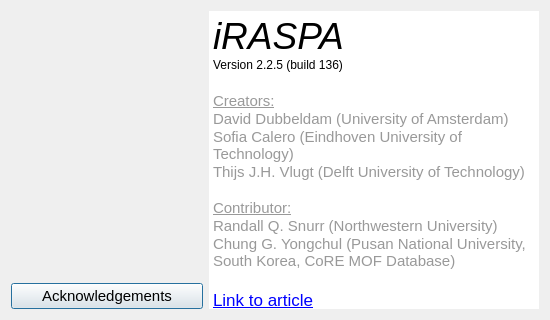
Old version of the form iraspa/iraspagui/aboutdialog.ui in the repository iRASPA/iRASPA-QT.
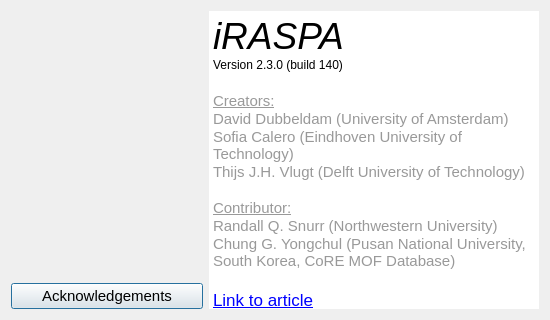
New version of the form. Icons and pictures are not drawn.

The edit to the form file:
```diff
--- a/iraspa/iraspagui/aboutdialog.ui
+++ b/iraspa/iraspagui/aboutdialog.ui
@@ -128,10 +128,13 @@
         <string>&lt;!DOCTYPE HTML PUBLIC &quot;-//W3C//DTD HTML 4.0//EN&quot; &quot;http://www.w3.org/TR/REC-html40/strict.dtd&quot;&gt;
 &lt;html&gt;&lt;head&gt;&lt;meta name=&quot;qrichtext&quot; content=&quot;1&quot; /&gt;&lt;meta charset=&quot;utf-8&quot; /&gt;&lt;style type=&quot;text/css&quot;&gt;
 p, li { white-space: pre-wrap; }
-&lt;/style&gt;&lt;/head&gt;&lt;body style=&quot; font-family:'.AppleSystemUIFont'; font-size:13pt; font-weight:400; font-style:normal;&quot;&gt;
+hr { height: 1px; border-width: 0; }
+li.unchecked::marker { content: &quot;\2610&quot;; }
+li.checked::marker { content: &quot;\2612&quot;; }
+&lt;/style&gt;&lt;/head&gt;&lt;body style=&quot; font-family:'Segoe UI'; font-size:9pt; font-weight:400; font-style:normal;&quot;&gt;
 &lt;p style=&quot; margin-top:0px; margin-bottom:0px; margin-left:0px; margin-right:0px; -qt-block-indent:0; text-indent:0px;&quot;&gt;&lt;span style=&quot; font-family:'.SF NS Text'; font-size:28pt; font-style:italic;&quot;&gt;iRASPA&lt;/span&gt;&lt;/p&gt;
-&lt;p style=&quot; margin-top:0px; margin-bottom:0px; margin-left:0px; margin-right:0px; -qt-block-indent:0; text-indent:0px;&quot;&gt;&lt;span style=&quot; font-family:'.SF NS Text'; font-size:9pt;&quot;&gt;Version 2.2.5 (build 136)&lt;/span&gt;&lt;/p&gt;
-&lt;p style=&quot;-qt-paragraph-type:empty; margin-top:0px; margin-bottom:0px; margin-left:0px; margin-right:0px; -qt-block-indent:0; text-indent:0px; font-family:'.SF NS Text';&quot;&gt;&lt;br /&gt;&lt;/p&gt;
+&lt;p style=&quot; margin-top:0px; margin-bottom:0px; margin-left:0px; margin-right:0px; -qt-block-indent:0; text-indent:0px;&quot;&gt;&lt;span style=&quot; font-family:'.SF NS Text';&quot;&gt;Version 2.3.0 (build 140)&lt;/span&gt;&lt;/p&gt;
+&lt;p style=&quot;-qt-paragraph-type:empty; margin-top:0px; margin-bottom:0px; margin-left:0px; margin-right:0px; -qt-block-indent:0; text-indent:0px; font-family:'.SF NS Text'; font-size:13pt;&quot;&gt;&lt;br /&gt;&lt;/p&gt;
 &lt;p style=&quot; margin-top:0px; margin-bottom:0px; margin-left:0px; margin-right:0px; -qt-block-indent:0; text-indent:0px;&quot;&gt;&lt;span style=&quot; font-family:'.SF NS Text'; font-size:11pt; text-decoration: underline; color:#999999;&quot;&gt;Creators:&lt;/span&gt;&lt;/p&gt;
 &lt;p style=&quot; margin-top:0px; margin-bottom:0px; margin-left:0px; margin-right:0px; -qt-block-indent:0; text-indent:0px;&quot;&gt;&lt;span style=&quot; font-family:'.SF NS Text'; font-size:11pt; color:#999999;&quot;&gt;David Dubbeldam (University of Amsterdam)&lt;/span&gt;&lt;/p&gt;
 &lt;p style=&quot; margin-top:0px; margin-bottom:0px; margin-left:0px; margin-right:0px; -qt-block-indent:0; text-indent:0px;&quot;&gt;&lt;span style=&quot; font-family:'.SF NS Text'; font-size:11pt; color:#999999;&quot;&gt;Sofia Calero (Eindhoven University of Technology)&lt;/span&gt;&lt;/p&gt;
@@ -140,12 +143,12 @@
 &lt;p style=&quot; margin-top:0px; margin-bottom:0px; margin-left:0px; margin-right:0px; -qt-block-indent:0; text-indent:0px;&quot;&gt;&lt;span style=&quot; font-family:'.SF NS Text'; font-size:11pt; text-decoration: underline; color:#999999;&quot;&gt;Contributor:&lt;/span&gt;&lt;/p&gt;
 &lt;p style=&quot; margin-top:0px; margin-bottom:0px; margin-left:0px; margin-right:0px; -qt-block-indent:0; text-indent:0px;&quot;&gt;&lt;span style=&quot; font-family:'.SF NS Text'; font-size:11pt; color:#999999;&quot;&gt;Randall Q. Snurr (Northwestern University)&lt;/span&gt;&lt;/p&gt;
 &lt;p style=&quot; margin-top:0px; margin-bottom:0px; margin-left:0px; margin-right:0px; -qt-block-indent:0; text-indent:0px;&quot;&gt;&lt;span style=&quot; font-family:'.SF NS Text'; font-size:11pt; color:#999999;&quot;&gt;Chung G. Yongchul (Pusan National University, South Korea, CoRE MOF Database)&lt;/span&gt;&lt;/p&gt;
-&lt;p style=&quot;-qt-paragraph-type:empty; margin-top:0px; margin-bottom:0px; margin-left:0px; margin-right:0px; -qt-block-indent:0; text-indent:0px; font-family:'.SF NS Text';&quot;&gt;&lt;br /&gt;&lt;/p&gt;
-&lt;p style=&quot; margin-top:0px; margin-bottom:0px; margin-left:0px; margin-right:0px; -qt-block-indent:0; text-indent:0px;&quot;&gt;&lt;a href=&quot;http://dx.doi.org/10.1080/08927022.2018.1426855&quot;&gt;&lt;span style=&quot; font-family:'.SF NS Text'; text-decoration: underline; color:#0000ff;&quot;&gt;Link to article&lt;/span&gt;&lt;/a&gt;&lt;/p&gt;
-&lt;p style=&quot;-qt-paragraph-type:empty; margin-top:0px; margin-bottom:0px; margin-left:0px; margin-right:0px; -qt-block-indent:0; text-indent:0px; font-family:'.SF NS Text'; text-decoration: underline; color:#0000ff;&quot;&gt;&lt;br /&gt;&lt;/p&gt;
+&lt;p style=&quot;-qt-paragraph-type:empty; margin-top:0px; margin-bottom:0px; margin-left:0px; margin-right:0px; -qt-block-indent:0; text-indent:0px; font-family:'.SF NS Text'; font-size:13pt;&quot;&gt;&lt;br /&gt;&lt;/p&gt;
+&lt;p style=&quot; margin-top:0px; margin-bottom:0px; margin-left:0px; margin-right:0px; -qt-block-indent:0; text-indent:0px;&quot;&gt;&lt;a href=&quot;http://dx.doi.org/10.1080/08927022.2018.1426855&quot;&gt;&lt;span style=&quot; font-family:'.SF NS Text'; font-size:13pt; text-decoration: underline; color:#0000ff;&quot;&gt;Link to article&lt;/span&gt;&lt;/a&gt;&lt;/p&gt;
+&lt;p style=&quot;-qt-paragraph-type:empty; margin-top:0px; margin-bottom:0px; margin-left:0px; margin-right:0px; -qt-block-indent:0; text-indent:0px; font-family:'.SF NS Text'; font-size:13pt; text-decoration: underline; color:#0000ff;&quot;&gt;&lt;br /&gt;&lt;/p&gt;
 &lt;p style=&quot; margin-top:0px; margin-bottom:0px; margin-left:0px; margin-right:0px; -qt-block-indent:0; text-indent:0px;&quot;&gt;&lt;span style=&quot; font-family:'.SF NS Text'; font-size:11pt; text-decoration: underline; color:#999999;&quot;&gt;Other contributors:&lt;/span&gt;&lt;/p&gt;
 &lt;p style=&quot; margin-top:0px; margin-bottom:0px; margin-left:0px; margin-right:0px; -qt-block-indent:0; text-indent:0px;&quot;&gt;&lt;span style=&quot; font-family:'.SF NS Text'; font-size:11pt; color:#999999;&quot;&gt;Tim Becker, Youngchul G. Chung, Noura Dawass,  Weina Du,  Masafumi Miyaji, Sebastian Caro Ortiz,  Ana Pavlova, Ahmadreza Rahbari, Shrinjay Sharma, and Ana Celia Araujo Vila Verde.&lt;/span&gt;&lt;/p&gt;
-&lt;p style=&quot;-qt-paragraph-type:empty; margin-top:0px; margin-bottom:0px; margin-left:0px; margin-right:0px; -qt-block-indent:0; text-indent:0px; font-family:'.SF NS Text'; text-decoration: underline; color:#0000ff;&quot;&gt;&lt;br /&gt;&lt;/p&gt;&lt;/body&gt;&lt;/html&gt;</string>
+&lt;p style=&quot;-qt-paragraph-type:empty; margin-top:0px; margin-bottom:0px; margin-left:0px; margin-right:0px; -qt-block-indent:0; text-indent:0px; font-family:'.SF NS Text'; font-size:13pt; text-decoration: underline; color:#0000ff;&quot;&gt;&lt;br /&gt;&lt;/p&gt;&lt;/body&gt;&lt;/html&gt;</string>
        </property>
        <property name="textInteractionFlags">
         <set>Qt::TextBrowserInteraction</set>
```
